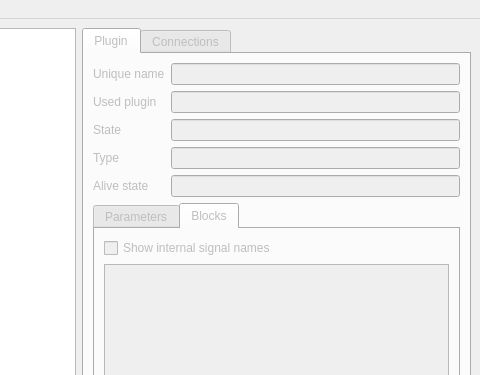
Before: the Qt Designer form ui/gui/qt_new/overview.ui in TUB-Control/PaPI, drawn with Qt 5; both pictures show x 323 to 803 and y 0 to 375 of the 803 by 614 pixel window.
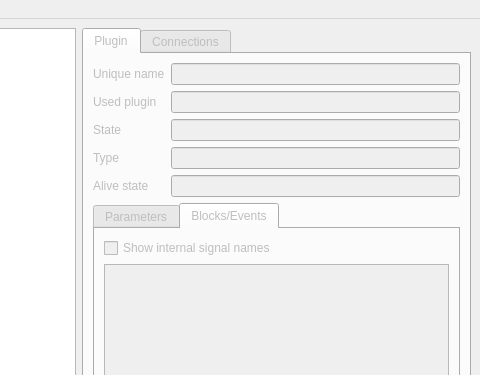
After: the same form once the commit is applied.

Commit message: Use of icons for DEvent, DBlock in the overviewmenu

Patch:
```diff
--- a/ui/gui/qt_new/overview.ui
+++ b/ui/gui/qt_new/overview.ui
@@ -110,7 +110,7 @@
             </widget>
             <widget class="QWidget" name="blockTab">
              <attribute name="title">
-              <string>Blocks</string>
+              <string>Blocks/Events</string>
              </attribute>
              <layout class="QVBoxLayout" name="verticalLayout_5">
               <item>
```
The commit also changes 12 other files.
